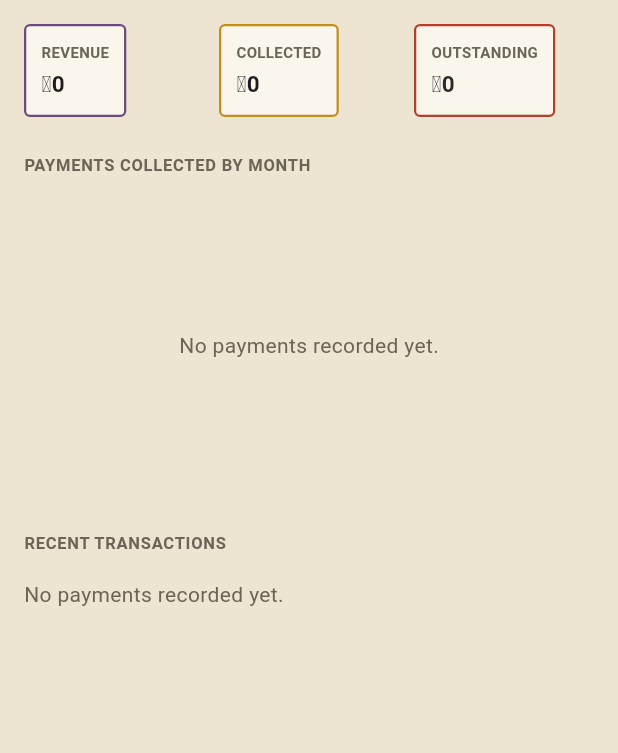
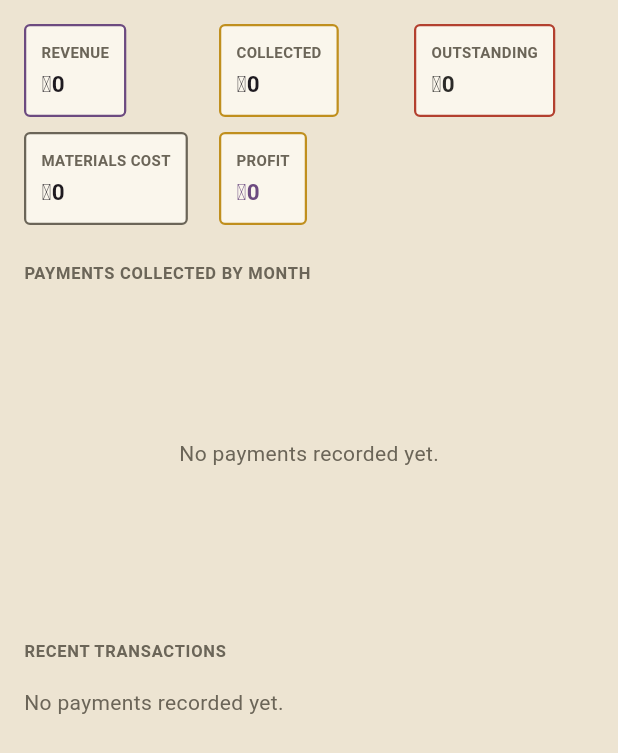
Before and after one commit to patrickangmor-del/tessy-creations-app, a Flutter app: the FinancesScreen widget shown alone on an empty page, opened directly, on a phone screen of 412 x 824 dp. Shown: the top 753 px of the screen. Run offline on Flutter 3.47's test engine with Material 3 defaults, Android fonts, the phone set to English and light mode, and no system bars; our stand-ins replace file_picker, fl_chart, image_picker, share_plus, sqflite; accounts and stored records are empty.

Commit message:
Add materials cost tracking and profit to Finances
Orders can now record what the fabric/materials cost to make (separate
from the price charged), and the Finances tab shows total materials
cost and profit (revenue minus cost) alongside the existing revenue/
collected/outstanding summary. DB migration v3 -> v4 adds the new
column without touching existing data.

Also fixes test flakiness: a couple of form-submission tests relied on
scrollUntilVisible/tester.drag against an ambiguous Scrollable (several
tabs stay mounted via IndexedStack, and MeasurementSections nests
nother non-scrolling Scrollables inside the form's own), which stopped
reliably reaching the save button once the materials-cost field made
the order form one field taller. Both tests now size the test surface
tall enough that the form fits without needing to scroll at all.

Co-Authored-By: Claude Sonnet 5 <noreply@anthropic.com>
Claude-Session: https://claude.ai/code/session_0186RtkGrRTth4jWaZr5WDW3

```diff
--- a/lib/data/models/order.dart
+++ b/lib/data/models/order.dart
@@ -27,6 +27,7 @@ class Order {
     required this.fabricDescription,
     required this.fabricPhotoPath,
     required this.price,
+    required this.materialsCost,
     required this.dueDate,
     required this.status,
     required this.createdAt,
@@ -40,6 +41,10 @@ class Order {
   final String? fabricPhotoPath;
   final double price;
 
+  /// What the fabric/materials for this order cost Tessy — separate from
+  /// [price], which is what the customer pays. Null means not recorded.
+  final double? materialsCost;
+
   /// ISO yyyy-MM-dd, or null if no due date was set.
   final String? dueDate;
   final String status;
@@ -48,6 +53,7 @@ class Order {
 
   double get amountPaid => payments.fold(0, (sum, p) => sum + p.amount);
   double get balance => price - amountPaid;
+  double get profit => price - (materialsCost ?? 0);
 
   Order copyWith({
     String? dressType,
@@ -55,6 +61,7 @@ class Order {
     String? fabricPhotoPath,
     bool clearFabricPhoto = false,
     double? price,
+    double? materialsCost,
     String? dueDate,
     bool clearDueDate = false,
     String? status,
@@ -67,6 +74,7 @@ class Order {
       fabricDescription: fabricDescription ?? this.fabricDescription,
       fabricPhotoPath: clearFabricPhoto ? null : (fabricPhotoPath ?? this.fabricPhotoPath),
       price: price ?? this.price,
+      materialsCost: materialsCost ?? this.materialsCost,
       dueDate: clearDueDate ? null : (dueDate ?? this.dueDate),
       status: status ?? this.status,
       createdAt: createdAt,
@@ -83,6 +91,7 @@ class Order {
       'fabricDescription': fabricDescription,
       'fabricPhotoPath': fabricPhotoPath,
       'price': price,
+      'materialsCost': materialsCost,
       'dueDate': dueDate,
       'status': status,
       'createdAt': createdAt.toIso8601String(),
@@ -97,6 +106,7 @@ class Order {
       fabricDescription: map['fabricDescription'] as String? ?? '',
       fabricPhotoPath: map['fabricPhotoPath'] as String?,
       price: (map['price'] as num).toDouble(),
+      materialsCost: (map['materialsCost'] as num?)?.toDouble(),
       dueDate: map['dueDate'] as String?,
       status: map['status'] as String,
       createdAt: DateTime.parse(map['createdAt'] as String),
--- a/lib/screens/finances/finances_screen.dart
+++ b/lib/screens/finances/finances_screen.dart
@@ -52,6 +52,8 @@ class FinancesScreen extends StatelessWidget {
     final totalRevenue = orders.fold<double>(0, (sum, o) => sum + o.price);
     final totalCollected = orders.fold<double>(0, (sum, o) => sum + o.amountPaid);
     final outstanding = totalRevenue - totalCollected;
+    final totalCost = orders.fold<double>(0, (sum, o) => sum + (o.materialsCost ?? 0));
+    final totalProfit = totalRevenue - totalCost;
 
     final monthlyTotals = <String, double>{};
     final transactions = <_Transaction>[];
@@ -104,6 +106,29 @@ class FinancesScreen extends StatelessWidget {
                 valueColor: outstanding > 0 ? AppColors.pin : AppColors.ink,
               ),
             ),
+          ],
+        ),
+        const SizedBox(height: 10),
+        Row(
+          children: [
+            Expanded(
+              child: _SummaryCard(
+                label: 'Materials cost',
+                value: totalCost,
+                accent: AppColors.inkSoft,
+              ),
+            ),
+            const SizedBox(width: 10),
+            Expanded(
+              child: _SummaryCard(
+                label: 'Profit',
+                value: totalProfit,
+                accent: AppColors.gold,
+                valueColor: totalProfit < 0 ? AppColors.pin : AppColors.thread,
+              ),
+            ),
+            const SizedBox(width: 10),
+            const Expanded(child: SizedBox.shrink()),
           ],
         ),
         const SizedBox(height: 24),
```
Also changed, not shown: lib/data/db/app_database.dart (+6 -1 lines), lib/screens/orders/order_form_screen.dart (+16 -0 lines), 1 other file.
